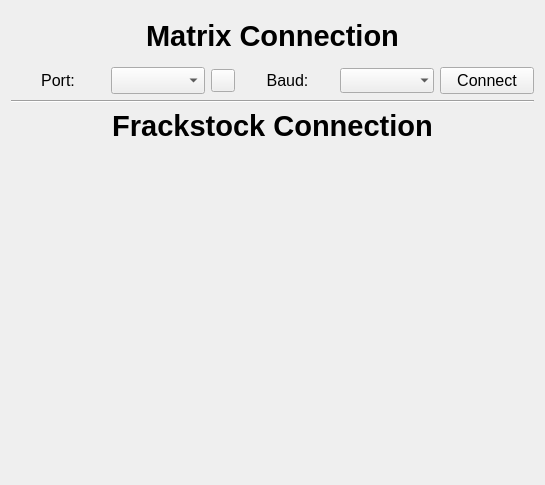
Before: the Qt Designer form src/qt/design-files/settings.ui in CountRucula/matrix-app, drawn with Qt 5.
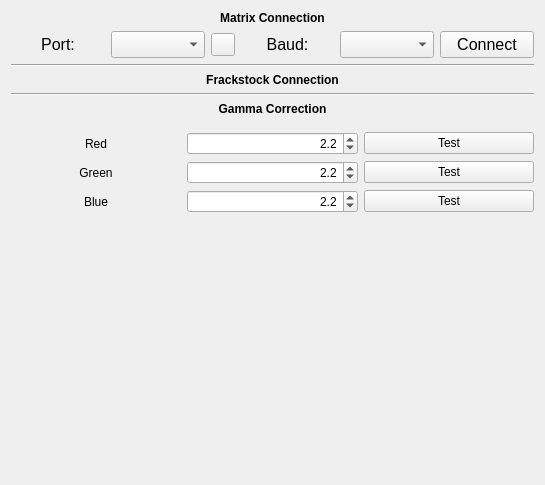
After: the same form once the commit is applied. Icons and pictures are not drawn.

Patch:
```diff
--- a/src/qt/design-files/settings.ui
+++ b/src/qt/design-files/settings.ui
@@ -19,13 +19,13 @@
      <property name="minimumSize">
       <size>
        <width>0</width>
-       <height>50</height>
+       <height>0</height>
       </size>
      </property>
      <property name="font">
       <font>
        <family>Segoe UI</family>
-       <pointsize>22</pointsize>
+       <pointsize>9</pointsize>
        <bold>true</bold>
       </font>
      </property>
@@ -61,6 +61,9 @@
          <pointsize>12</pointsize>
         </font>
        </property>
+       <property name="frame">
+        <bool>true</bool>
+       </property>
       </widget>
      </item>
      <item>
@@ -96,7 +99,7 @@
         </font>
        </property>
        <property name="frame">
-        <bool>false</bool>
+        <bool>true</bool>
        </property>
       </widget>
      </item>
@@ -125,7 +128,7 @@
     <widget class="QLabel" name="lbl_frackstock_conn">
      <property name="font">
       <font>
-       <pointsize>22</pointsize>
+       <pointsize>9</pointsize>
        <bold>true</bold>
       </font>
      </property>
@@ -137,6 +140,185 @@
      </property>
     </widget>
    </item>
+   <item>
+    <widget class="Line" name="line_2">
+     <property name="orientation">
+      <enum>Qt::Orientation::Horizontal</enum>
+     </property>
+    </widget>
+   </item>
+   <item>
+    <widget class="QLabel" name="lbl_gamma_corr">
+     <property name="font">
+      <font>
+       <bold>true</bold>
+      </font>
+     </property>
+     <property name="text">
+      <string>Gamma Correction</string>
+     </property>
+     <property name="alignment">
+      <set>Qt::AlignmentFlag::AlignCenter</set>
+     </property>
+    </widget>
+   </item>
+   <item>
+    <layout class="QGridLayout" name="gridLayout">
+     <property name="topMargin">
+      <number>10</number>
+     </property>
+     <item row="2" column="1">
+      <widget class="QDoubleSpinBox" name="sb_gamma_green">
+       <property name="minimumSize">
+        <size>
+         <width>100</width>
+         <height>0</height>
+        </size>
+       </property>
+       <property name="frame">
+        <bool>true</bool>
+       </property>
+       <property name="alignment">
+        <set>Qt::AlignmentFlag::AlignRight|Qt::AlignmentFlag::AlignTrailing|Qt::AlignmentFlag::AlignVCenter</set>
+       </property>
+       <property name="decimals">
+        <number>1</number>
+       </property>
+       <property name="minimum">
+        <double>1.000000000000000</double>
+       </property>
+       <property name="maximum">
+        <double>3.000000000000000</double>
+       </property>
+       <property name="singleStep">
+        <double>0.100000000000000</double>
+       </property>
+       <property name="value">
+        <double>2.200000000000000</double>
+       </property>
+      </widget>
+     </item>
+     <item row="3" column="2">
+      <widget class="QPushButton" name="btn_test_gamma_blue">
+       <property name="text">
+        <string>Test</string>
+       </property>
+      </widget>
+     </item>
+     <item row="2" column="2">
+      <widget class="QPushButton" name="btn_test_gamma_green">
+       <property name="minimumSize">
+        <size>
+         <width>150</width>
+         <height>0</height>
+        </size>
+       </property>
+       <property name="text">
+        <string>Test</string>
+       </property>
+      </widget>
+     </item>
+     <item row="0" column="2">
+      <widget class="QPushButton" name="btn_test_gamma_red">
+       <property name="text">
+        <string>Test</string>
+       </property>
+      </widget>
+     </item>
+     <item row="0" column="1">
+      <widget class="QDoubleSpinBox" name="sb_gamma_red">
+       <property name="minimumSize">
+        <size>
+         <width>100</width>
+         <height>0</height>
+        </size>
+       </property>
+       <property name="frame">
+        <bool>true</bool>
+       </property>
+       <property name="alignment">
+        <set>Qt::AlignmentFlag::AlignRight|Qt::AlignmentFlag::AlignTrailing|Qt::AlignmentFlag::AlignVCenter</set>
+       </property>
+       <property name="decimals">
+        <number>1</number>
+       </property>
+       <property name="minimum">
+        <double>1.000000000000000</double>
+       </property>
+       <property name="maximum">
+        <double>3.000000000000000</double>
+       </property>
+       <property name="singleStep">
+        <double>0.100000000000000</double>
+       </property>
+       <property name="value">
+        <double>2.200000000000000</double>
+       </property>
+      </widget>
+     </item>
+     <item row="2" column="0">
+      <widget class="QLabel" name="label_3">
+       <property name="text">
+        <string>Green</string>
+       </property>
+       <property name="alignment">
+        <set>Qt::AlignmentFlag::AlignCenter</set>
+       </property>
+      </widget>
+     </item>
+     <item row="3" column="1">
+      <widget class="QDoubleSpinBox" name="sb_gamma_blue">
+       <property name="minimumSize">
+        <size>
+         <width>100</width>
+         <height>0</height>
+        </size>
+       </property>
+       <property name="frame">
+        <bool>true</bool>
+       </property>
+       <property name="alignment">
+        <set>Qt::AlignmentFlag::AlignRight|Qt::AlignmentFlag::AlignTrailing|Qt::AlignmentFlag::AlignVCenter</set>
+       </property>
+       <property name="decimals">
+        <number>1</number>
+       </property>
+       <property name="minimum">
+        <double>1.000000000000000</double>
+       </property>
+       <property name="maximum">
+        <double>3.000000000000000</double>
+       </property>
+       <property name="singleStep">
+        <double>0.100000000000000</double>
+       </property>
+       <property name="value">
+        <double>2.200000000000000</double>
+       </property>
+      </widget>
+     </item>
+     <item row="3" column="0">
+      <widget class="QLabel" name="label_4">
+       <property name="text">
+        <string>Blue</string>
+       </property>
+       <property name="alignment">
+        <set>Qt::AlignmentFlag::AlignCenter</set>
+       </property>
+      </widget>
+     </item>
+     <item row="0" column="0">
+      <widget class="QLabel" name="label_2">
+       <property name="text">
+        <string>Red</string>
+       </property>
+       <property name="alignment">
+        <set>Qt::AlignmentFlag::AlignCenter</set>
+       </property>
+      </widget>
+     </item>
+    </layout>
+   </item>
    <item>
     <spacer name="verticalSpacer">
      <property name="orientation">
```
